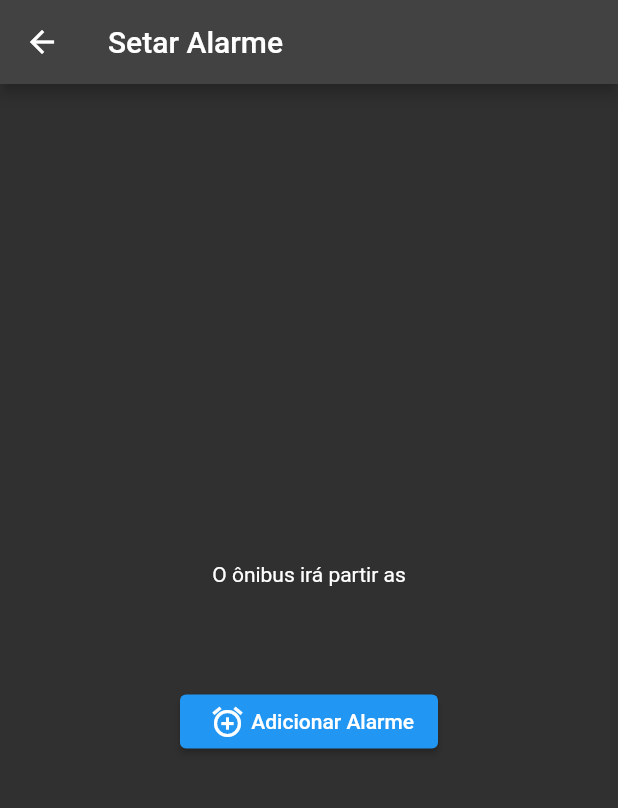
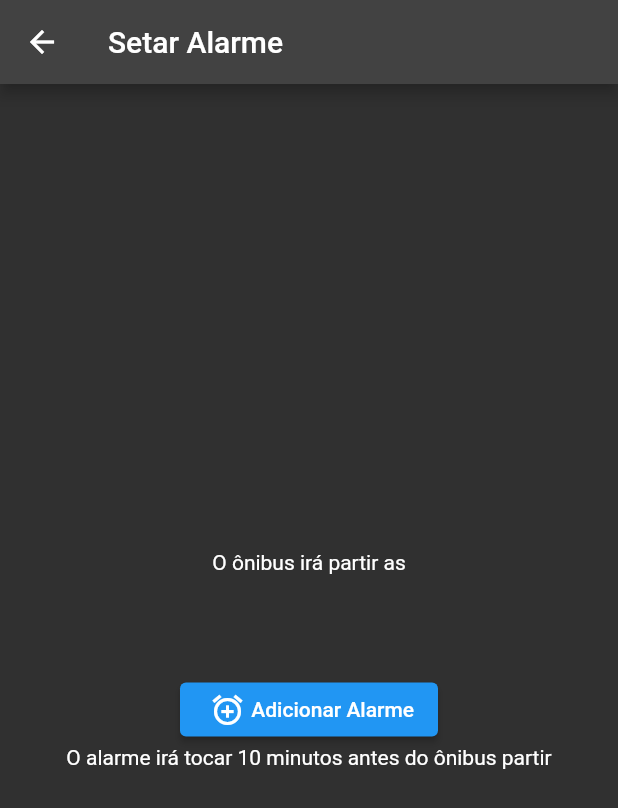
Before and after one commit to luisf4/linhas_ipigua, a Flutter app: the SetAlarm screen opened directly with empty values, after a tap on "Adicionar Alarme", on a phone screen of 412 x 824 dp. Shown: the top 808 px of the screen. Run offline on Flutter 3.47's test engine with Material 2 defaults, Android fonts, the phone set to English and light mode, and no system bars; our stand-ins replace cloud_firestore, email_validator, firebase_auth, firebase_core, flutter_local_notifications, timezone; accounts and stored records are empty.

Commit message:
added notifications of action on alarm and cancell all the alarms on logout

```diff
--- a/lib/views/android/home.app.dart
+++ b/lib/views/android/home.app.dart
@@ -67,7 +67,7 @@ class _HomePageState extends State<HomePage> {
                       padding: const EdgeInsets.fromLTRB(9, 10, 9, 5),
                       child: Container(
                         decoration: BoxDecoration(
-                          border: Border.all(color: Colors.black26),
+                          border: Border.all(color: Colors.white30),
                           borderRadius: BorderRadius.all(Radius.circular(25)),
                         ),
                         child: ListTile(
@@ -99,7 +99,7 @@ class _HomePageState extends State<HomePage> {
             padding: const EdgeInsets.fromLTRB(5, 0, 5, 5),
             child: Container(
               decoration: BoxDecoration(
-                border: Border.all(color: Colors.black26),
+                border: Border.all(color: Colors.black, width: 6),
                 borderRadius: BorderRadius.all(Radius.circular(20)),
               ),
               child: Padding(
--- a/lib/views/android/models/notificationn.moldel.dart
+++ b/lib/views/android/models/notificationn.moldel.dart
@@ -49,7 +49,11 @@ class NotificationService {
     );
   }
 
-  Future<void> cancelAllNotifications(id) async {
+  Future<void> cancelNotifications(id) async {
     await flutterLocalNotificationsPlugin.cancel(id);
   }
+
+  Future<void> cancelAllNotifications() async {
+    await flutterLocalNotificationsPlugin.cancelAll();
+  }
 }
--- a/lib/views/android/widget/profile.widget.dart
+++ b/lib/views/android/widget/profile.widget.dart
@@ -1,5 +1,7 @@
 import 'package:flutter/material.dart';
 import 'package:firebase_auth/firebase_auth.dart';
+
+import '../models/notificationn.moldel.dart';
 
 class Profile extends StatefulWidget {
   const Profile({super.key});
@@ -33,6 +35,7 @@ class _ProfileState extends State<Profile> {
             ),
             ElevatedButton(
               onPressed: () => {
+                NotificationService().cancelAllNotifications(),
                 FirebaseAuth.instance.signOut(),
                 Navigator.of(context).pop()
               }, // desloga
--- a/lib/views/android/widget/setAlarm.widget.dart
+++ b/lib/views/android/widget/setAlarm.widget.dart
@@ -5,9 +5,17 @@ import 'package:cloud_firestore/cloud_firestore.dart';
 import 'package:linhas_ipigua/views/android/models/notificationn.moldel.dart';
 import 'package:uuid/uuid.dart';
 
+import '../models/utils.model.dart';
+
 class SetAlarm extends StatelessWidget {
   final String horario;
-  const SetAlarm({super.key, required this.horario});
+  final String cidade;
+
+  const SetAlarm({
+    super.key,
+    required this.horario,
+    required this.cidade,
+  });
 
   @override
   Widget build(BuildContext context) {
@@ -41,8 +49,10 @@ class SetAlarm extends StatelessWidget {
                 final String novo = date.replaceAll(old, horarioTratado.trim());
 
                 // calcula a diferença entre horario de agora para o horario que o alarme irá tocar
-                final difference =
-                    DateTime.parse(novo).difference(DateTime.now()).inSeconds;
+                final difference = (DateTime.parse(novo)
+                        .difference(DateTime.now())
+                        .inSeconds) -
+                    600;
 
                 if (difference < 0) {
                   differenceNew = DateTime.parse(novo)
@@ -65,7 +75,7 @@ class SetAlarm extends StatelessWidget {
                     .set({
                   'horario': horario,
                   'id': uuid,
-                  'title': 'Ônibus',
+                  'title': cidade,
                   'body': 'O ônibus sairá as $horario',
                   'date': DateTime.now()
                       .add(Duration(milliseconds: differenceNew))
@@ -79,14 +89,19 @@ class SetAlarm extends StatelessWidget {
                   differenceNew,
                 );
                 Navigator.of(context).pop();
+                Utils.showSnackBarGreen('Alarme adicionado!');
               },
               child: SizedBox(
-                  width: 140,
-                  child: Row(children: const [
+                width: 140,
+                child: Row(
+                  children: const [
                     Expanded(child: Icon(Icons.alarm_add)),
                     Text("Adicionar Alarme")
-                  ])),
-            )
+                  ],
+                ),
+              ),
+            ),
+            Text('O alarme irá tocar 10 minutos antes do ônibus partir'),
           ],
         ),
       ),
```
Also changed, not shown: lib/views/android/models/utils.model.dart (+11 -0 lines), lib/views/android/widget/editAlarm.widget.dart (+12 -3 lines), lib/views/android/widget/horarios.widget.dart (+15 -9 lines).
